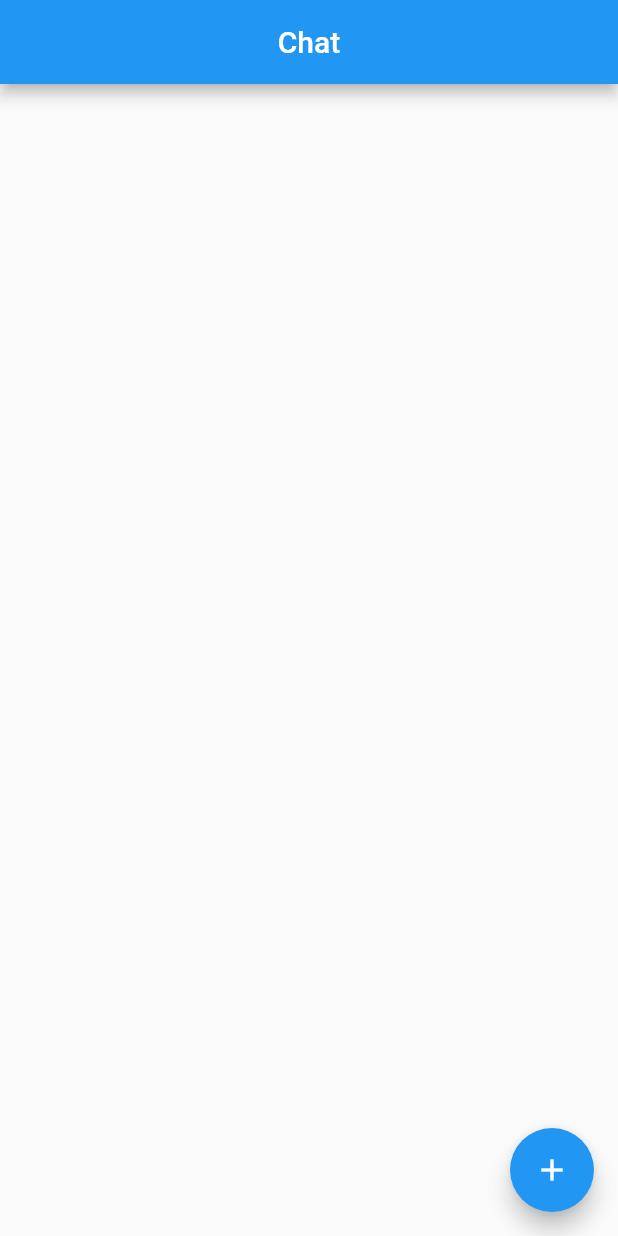
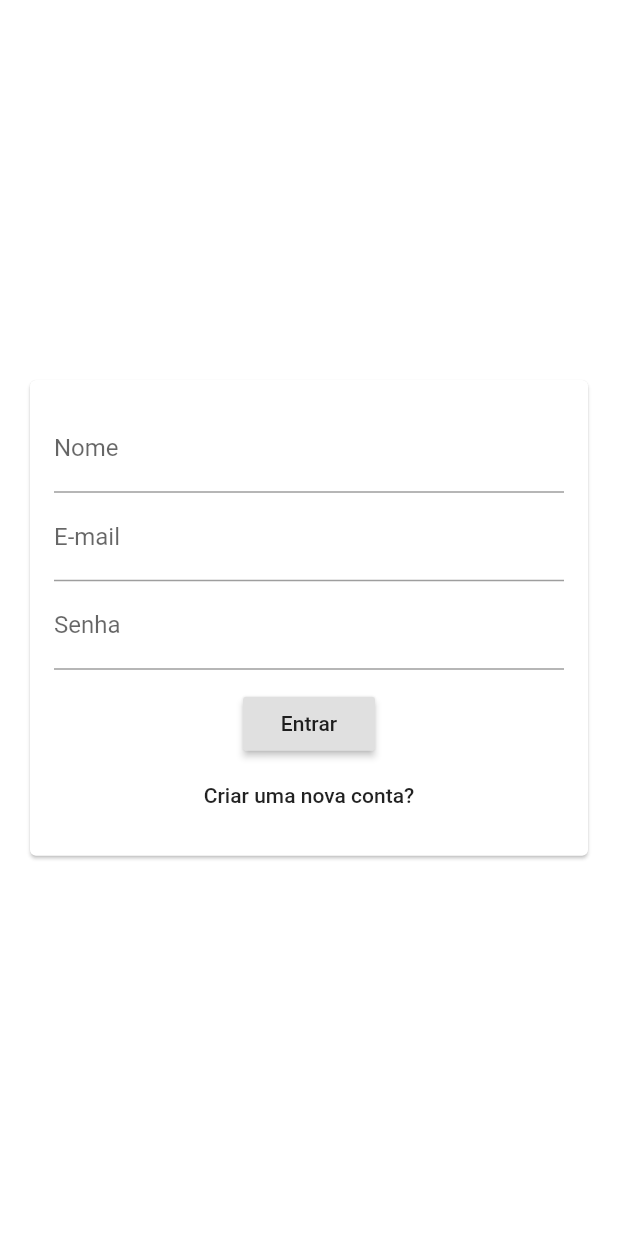
Before and after one commit to warleys14/chat_app, a Flutter app: the screen it shows after launch, on a phone screen of 412 x 824 dp. Run offline on Flutter 3.47's test engine with Material 2 defaults, Android fonts, the phone set to English and light mode, and no system bars; our stand-ins replace cloud_firestore, firebase_core; accounts and stored records are empty.

Commit message:
initial auth screen created

```diff
--- a/lib/main.dart
+++ b/lib/main.dart
@@ -1,4 +1,4 @@
-import 'package:chat_app/screens/chat_screen.dart';
+import 'package:chat_app/screens/auth_screen.dart';
 import 'package:firebase_core/firebase_core.dart';
 import 'package:flutter/material.dart';
 
@@ -17,7 +17,7 @@ class MyApp extends StatelessWidget {
         primarySwatch: Colors.blue,
         visualDensity: VisualDensity.adaptivePlatformDensity,
       ),
-      home: ChatScreen(),
+      home: AuthScreen(),
     );
   }
 }
--- /dev/null
+++ b/lib/screens/auth_screen.dart
@@ -0,0 +1,14 @@
+import 'package:chat_app/widgets/auth_form.dart';
+import 'package:flutter/material.dart';
+
+class AuthScreen extends StatefulWidget {
+  @override
+  _AuthScreenState createState() => _AuthScreenState();
+}
+
+class _AuthScreenState extends State<AuthScreen> {
+  @override
+  Widget build(BuildContext context) {
+    return AuthForm();
+  }
+}
--- /dev/null
+++ b/lib/widgets/auth_form.dart
@@ -0,0 +1,44 @@
+import 'package:flutter/material.dart';
+
+class AuthForm extends StatefulWidget {
+  @override
+  _AuthFormState createState() => _AuthFormState();
+}
+
+class _AuthFormState extends State<AuthForm> {
+  @override
+  Widget build(BuildContext context) {
+    return Center(
+      child: Card(
+          margin: EdgeInsets.all(20),
+          child: SingleChildScrollView(
+            child: Padding(
+              padding: const EdgeInsets.all(16.0),
+              child: Form(
+                child: Column(
+                  children: [
+                    TextFormField(
+                      decoration: InputDecoration(labelText: "Nome"),
+                    ),
+                    TextFormField(
+                      decoration: InputDecoration(labelText: "E-mail"),
+                    ),
+                    TextFormField(
+                      obscureText: true,
+                      decoration: InputDecoration(labelText: "Senha"),
+                    ),
+                    SizedBox(
+                      height: 12,
+                    ),
+                    //TODO: Resolver mudanca desses widgets
+                    RaisedButton(child: Text("Entrar"), onPressed: () {}),
+                    FlatButton(
+                        onPressed: () {}, child: Text("Criar uma nova conta?"))
+                  ],
+                ),
+              ),
+            ),
+          )),
+    );
+  }
+}
```
